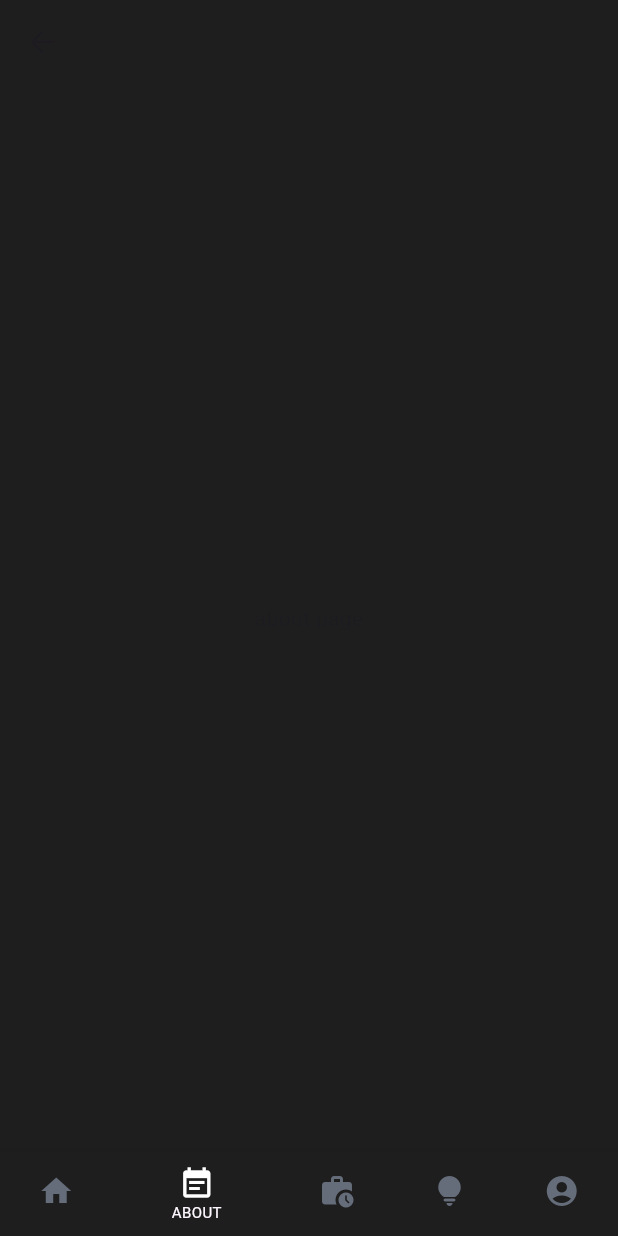
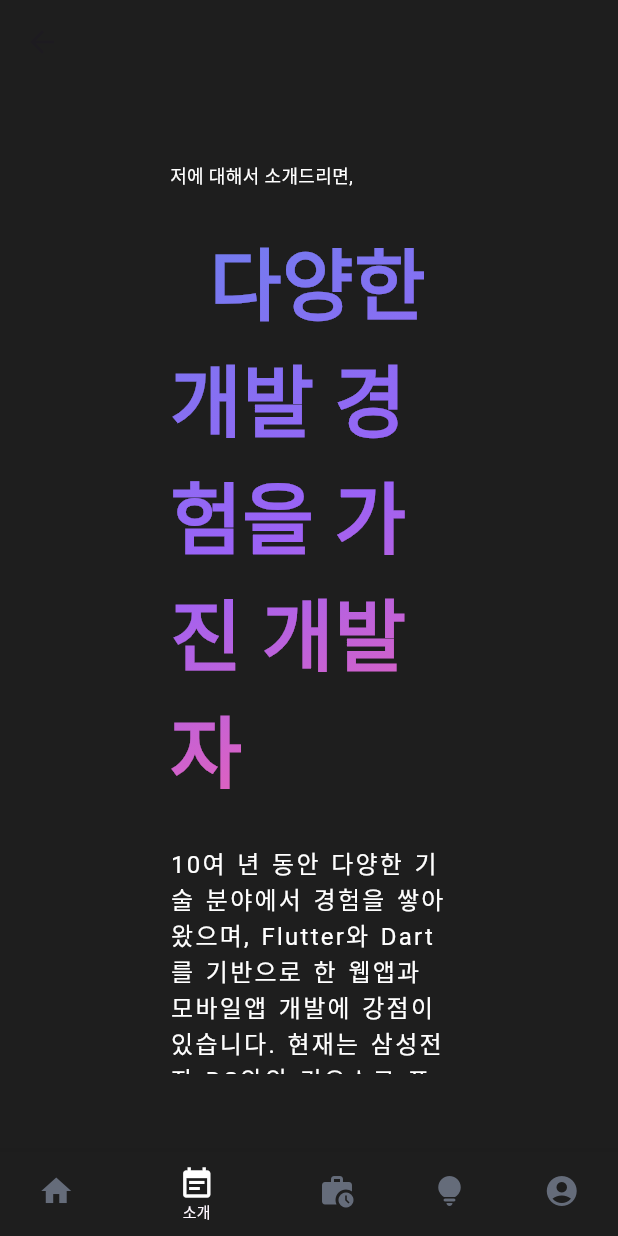
Before and after one commit to HonkenPark/honken_portfolio, a Flutter app: the BaseScreen screen opened directly, item 2 of the bottom bar chosen, on a phone screen of 412 x 824 dp. Run offline on Flutter 3.47's test engine with Material 3 defaults, Android fonts, the phone set to English and light mode, and no system bars; our stand-ins replace flutter_animate, fluttertoast, get, responsive_framework.

Commit message:
FEAT(About): Implement About page  - Implement About page

```diff
--- /dev/null
+++ b/lib/controllers/about_controller.dart
@@ -0,0 +1,5 @@
+import 'package:get/get.dart';
+
+class AboutController extends GetxController {
+  final RxString aboutText = ''.obs;
+}
--- a/lib/controllers/home_controller.dart
+++ b/lib/controllers/home_controller.dart
@@ -28,7 +28,8 @@ class HomeController extends GetxController {
           SizedBox(width: 8.0),
           Flexible(
             child: Text(
-              'Flutter Expert: Extensive experience in cross-platform web and mobile app development.',
+              'Flutter 전문가: 웹·모바일 크로스 플랫폼 앱 개발 능력 보유',
+              // 'Flutter Expert: Extensive experience in cross-platform web and mobile app development.',
               style: TextStyle(
                 fontSize: 24.0,
                 color: Colors.white,
@@ -53,7 +54,8 @@ class HomeController extends GetxController {
           SizedBox(width: 8.0),
           Flexible(
             child: Text(
-              'ReactJS Leadership: Proven track record in leading SPA development projects.',
+              '개발 리더십: ReactJS 기반 SPA 개발 주도 및 팀 리딩 경험',
+              // 'Development Leadership: ReactJS-based SPA development leadership and team leading experience',
               style: TextStyle(
                 fontSize: 24.0,
                 color: Colors.white,
@@ -78,7 +80,8 @@ class HomeController extends GetxController {
           SizedBox(width: 8.0),
           Flexible(
             child: Text(
-              'UI/UX Strength: Proficient in Figma and Photoshop for user-centered design.',
+              'UI/UX 친화: Figma·Photoshop 활용, 사용자 중심 설계 가능',
+              // 'UI/UX Strength: Proficient in Figma and Photoshop for user-centered design.',
               style: TextStyle(
                 fontSize: 24.0,
                 color: Colors.white,
@@ -103,7 +106,8 @@ class HomeController extends GetxController {
           SizedBox(width: 8.0),
           Flexible(
             child: Text(
-              'Extensive Technical Experience: Broad development spectrum with diverse technical expertise',
+              '다양한 기술 경험: 넓은 개발 스펙트럼을 통한 문제 해결 능력 보유',
+              // 'Extensive Technical Experience: Broad development spectrum with diverse technical expertise',
               style: TextStyle(
                 fontSize: 24.0,
                 color: Colors.white,
--- a/lib/enums.dart
+++ b/lib/enums.dart
@@ -1,11 +1,16 @@
 import 'package:flutter/material.dart';
 
 enum ScreenContentType {
-  home(0, 'HOME', Icons.home),
-  about(1, 'ABOUT', Icons.event_note),
-  project(2, 'PROJECT', Icons.work_history),
-  skill(3, 'SKILL', Icons.lightbulb_rounded),
-  contact(4, 'CONTACT', Icons.account_circle);
+  home(0, '홈', Icons.home),
+  about(1, '소개', Icons.event_note),
+  project(2, '프로젝트', Icons.work_history),
+  skill(3, '기술', Icons.lightbulb_rounded),
+  contact(4, '연락처', Icons.account_circle);
+  // home(0, 'HOME', Icons.home),
+  // about(1, 'ABOUT', Icons.event_note),
+  // project(2, 'PROJECT', Icons.work_history),
+  // skill(3, 'SKILL', Icons.lightbulb_rounded),
+  // contact(4, 'CONTACT', Icons.account_circle);
 
   const ScreenContentType(
     this.value,
--- a/lib/main.dart
+++ b/lib/main.dart
@@ -3,7 +3,6 @@ import 'package:flutter/material.dart';
 import 'package:flutter_localizations/flutter_localizations.dart';
 import 'package:get/get.dart';
 import 'package:honken_portfolio/views/base_screen.dart';
-import 'package:honken_portfolio/views/main.dart';
 import 'package:responsive_framework/responsive_framework.dart';
 
 void main() {
@@ -33,7 +32,7 @@ class MainApp extends StatelessWidget {
       theme: ThemeData(
         colorScheme: ColorScheme.fromSeed(seedColor: Colors.blue),
       ),
-      title: 'Honken Park의 개발자 포트폴리오',
+      title: '개발자 포트폴리오',
       initialRoute: '/',
       getPages: [
         GetPage(
--- /dev/null
+++ b/lib/views/about_screen.dart
@@ -0,0 +1,71 @@
+import 'package:flutter/material.dart';
+
+class AboutScreen extends StatelessWidget {
+  const AboutScreen({super.key});
+
+  @override
+  Widget build(BuildContext context) {
+    return Scaffold(
+      backgroundColor: const Color(0xFF1E1E1E),
+      body: Padding(
+        padding: const EdgeInsets.all(52.0),
+        child: Center(
+          child: ConstrainedBox(
+            constraints: BoxConstraints(
+              maxWidth: MediaQuery.of(context).size.width * 0.45,
+            ),
+            child: SingleChildScrollView(
+              child: Column(
+                mainAxisAlignment: MainAxisAlignment.center,
+                crossAxisAlignment: CrossAxisAlignment.start,
+                children: [
+                  const Text(
+                    '저에 대해서 소개드리면,',
+                    // 'Hi, I\'m',
+                    style: TextStyle(
+                      fontSize: 12.0,
+                      color: Colors.white,
+                    ),
+                  ),
+                  const SizedBox(height: 24.0),
+                  ShaderMask(
+                    shaderCallback: (bounds) => const LinearGradient(
+                      colors: [
+                        Color(0xFF6E7FEE), // 푸른색
+                        Color(0xFF9B62F6),
+                        Color(0xFFFF61A6),
+                      ],
+                      begin: Alignment.topLeft,
+                      end: Alignment.bottomRight,
+                    ).createShader(bounds),
+                    child: const Text(
+                      '  다양한 개발 경험을 가진 개발자  ',
+                      // '  Honken Park  ',
+                      style: TextStyle(
+                        fontSize: 52.0,
+                        fontWeight: FontWeight.bold,
+                        color: Colors.white,
+                      ),
+                    ),
+                  ),
+                  const SizedBox(height: 24.0),
+                  const Text(
+                    '10여 년 동안 다양한 기술 분야에서 경험을 쌓아왔으며, Flutter와 Dart를 기반으로 한 웹앱과 모바일앱 개발에 강점이 있습니다. 현재는 삼성전자 DS와의 키오스크 프로젝트에서 관제 웹페이지 개발을 담당하며, 사용자 경험을 최우선으로 고려한 효율적인 시스템을 구현하고 있습니다. 저의 강점은 차량용 미들웨어 개발 경험을 바탕으로 시나리오 구조 설계 및 사용자 액션에 대한 인터랙션 처리에 뛰어난 능력을 가지고 있다는 점입니다. 또한, UX/UI 설계의 중요성을 인지하고 있어 Figma와 포토샵을 직접 활용하여 디자인과 개발의 경계를 허물며 빠른 생산성을 추구합니다. 과거 ReactJS를 이용한 정부 과제 프로젝트를 통해 팀 리딩을 하였고, 글로벌 프로젝트에서 미국과 독일 출장 경험을 통해 문제 해결 능력과 빠른 의사소통을 배우게 되었습니다. 이러한 경험들은 제가 다양한 상황에서도 유연하게 대응할 수 있는 능력을 키우는 데 많은 도움이 되었습니다. 저는 항상 문제 해결을 위해 동료들과 소통하며, 각자의 역할을 잘 분배하여 팀이 원활하게 진행될 수 있도록 노력합니다. 제 개발자로서의 목표는 사용자 경험을 중시하며, 기술적으로도 뛰어난 품질을 자랑하는 서비스를 제공하는 데 초점을 맞추고 있습니다.',
+                    // 'With over 10 years of experience in various technical fields, I currently focus on developing web and mobile applications using Flutter and Dart. I’m particularly involved in the kiosk project with Samsung Electronics DS, where I’m responsible for developing the control web pages, always prioritizing user experience to build efficient systems. My strengths lie in scenario structure design and interaction handling, which I gained from my background in automotive middleware development. Additionally, I’m passionate about UX/UI design and often use tools like Figma and Photoshop to bridge the gap between design and development, creating practical and impactful solutions. Having led a government project using ReactJS, I gained valuable experience in team leadership. My international exposure in the US and Germany helped me develop problem-solving skills and effective communication in diverse environments. These experiences have shaped my ability to adapt quickly and efficiently to various challenges. I thrive on collaborating with my teammates to find solutions and quickly allocate roles to ensure smooth project progress. My portfolio is centered on delivering services that emphasize exceptional user experiences while maintaining high technical quality.',
+                    style: TextStyle(
+                      fontSize: 16.0,
+                      fontWeight: FontWeight.normal,
+                      color: Colors.white,
+                      letterSpacing: 1.5,
+                      wordSpacing: 1.5,
+                    ),
+                  ),
+                ],
+              ),
+            ),
+          ),
+        ),
+      ),
+    );
+  }
+}
--- a/lib/views/base_screen.dart
+++ b/lib/views/base_screen.dart
@@ -2,6 +2,7 @@ import 'package:flutter/material.dart';
 import 'package:get/get.dart';
 import 'package:honken_portfolio/controllers/base_controller.dart';
 import 'package:honken_portfolio/enums.dart';
+import 'package:honken_portfolio/views/about_screen.dart';
 import 'package:honken_portfolio/views/home_screen.dart';
 import 'package:responsive_framework/responsive_framework.dart';
 
@@ -24,11 +25,16 @@ class BaseScreen extends StatelessWidget {
                 indicatorColor: Colors.blue,
                 tabAlignment: TabAlignment.center,
                 tabs: const [
-                  Tab(text: 'HOME'),
-                  Tab(text: 'ABOUT'),
-                  Tab(text: 'PROJECT'),
-                  Tab(text: 'SKILL'),
-                  Tab(text: 'CONTACT'),
+                  // Tab(text: 'HOME'),
+                  // Tab(text: 'ABOUT'),
+                  // Tab(text: 'PROJECT'),
+                  // Tab(text: 'SKILL'),
+                  // Tab(text: 'CONTACT'),
+                  Tab(text: '홈'),
+                  Tab(text: '소개'),
+                  Tab(text: '프로젝트'),
+                  Tab(text: '기술'),
+                  Tab(text: '연락처'),
                 ],
               )
             : null,
@@ -47,17 +53,15 @@ class BaseScreen extends StatelessWidget {
         final selectedType = ScreenContentType.fromValue(baseController.selectedIndex.value);
         switch (selectedType) {
           case ScreenContentType.home:
-            return HomeScreen();
+            return const HomeScreen();
           case ScreenContentType.about:
-            return const Center(child: Text('about page'));
+            return const AboutScreen();
           case ScreenContentType.project:
             return const Center(child: Text('project page'));
           case ScreenContentType.skill:
             return const Center(child: Text('skill page'));
           case ScreenContentType.contact:
             return const Center(child: Text('contact page'));
-          default:
-            return const Center(child: Text('default page'));
         }
       }),
     );
--- a/lib/views/home_screen.dart
+++ b/lib/views/home_screen.dart
@@ -59,8 +59,10 @@ class HomeScreen extends StatelessWidget {
                     ),
                   ),
                 ),
+                const SizedBox(height: 24.0),
                 const Text(
-                  'Honken Park',
+                  '프론트엔드 개발자 박홍근 입니다.',
+                  // 'Honken Park',
                   style: TextStyle(
                     fontSize: 36.0,
                     fontWeight: FontWeight.bold,
@@ -78,14 +80,15 @@ class HomeScreen extends StatelessWidget {
                     end: Alignment.bottomRight,
                   ).createShader(bounds),
                   child: const Text(
-                    '  Bridging web and mobile with technology, designing user-first solutions  ',
+                    '  웹과 모바일을 잇는 기술로 사용자 중심의 경험을 설계합니다.  ',
+                    // '  Bridging web and mobile with technology, designing user-first solutions  ',
                     style: TextStyle(
                       fontSize: 24.0,
                       fontWeight: FontWeight.normal,
-                      color: Colors.white, // 기본 텍스트 색상
+                      color: Colors.white,
                     ),
                   ),
-                )
+                ),
               ],
             ),
             homeController.hr,
```
